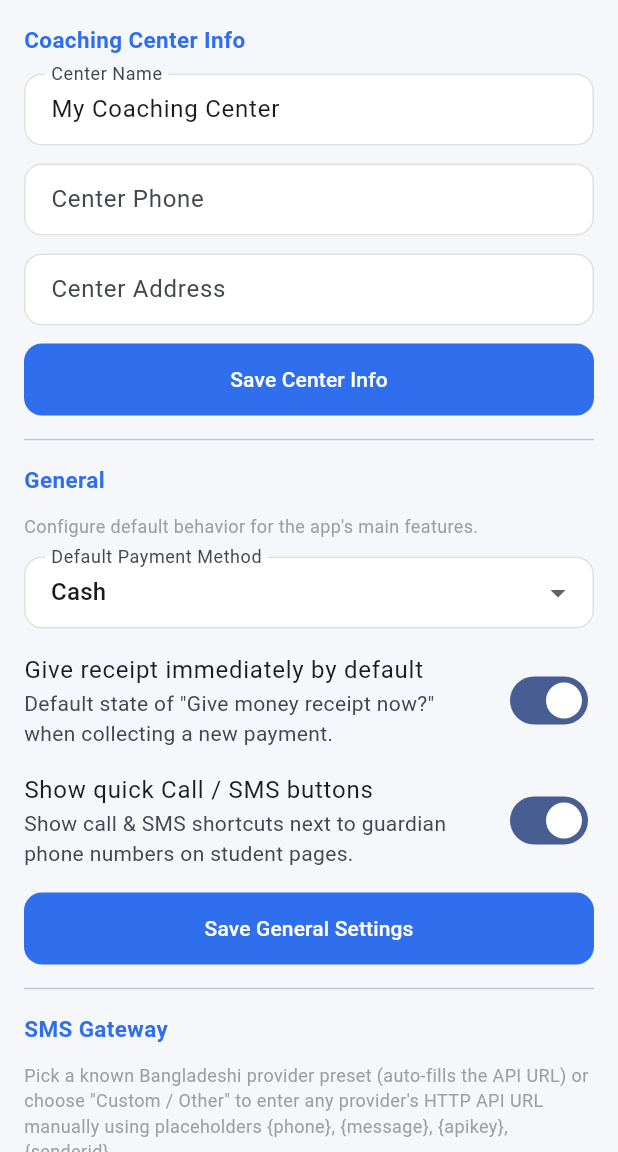
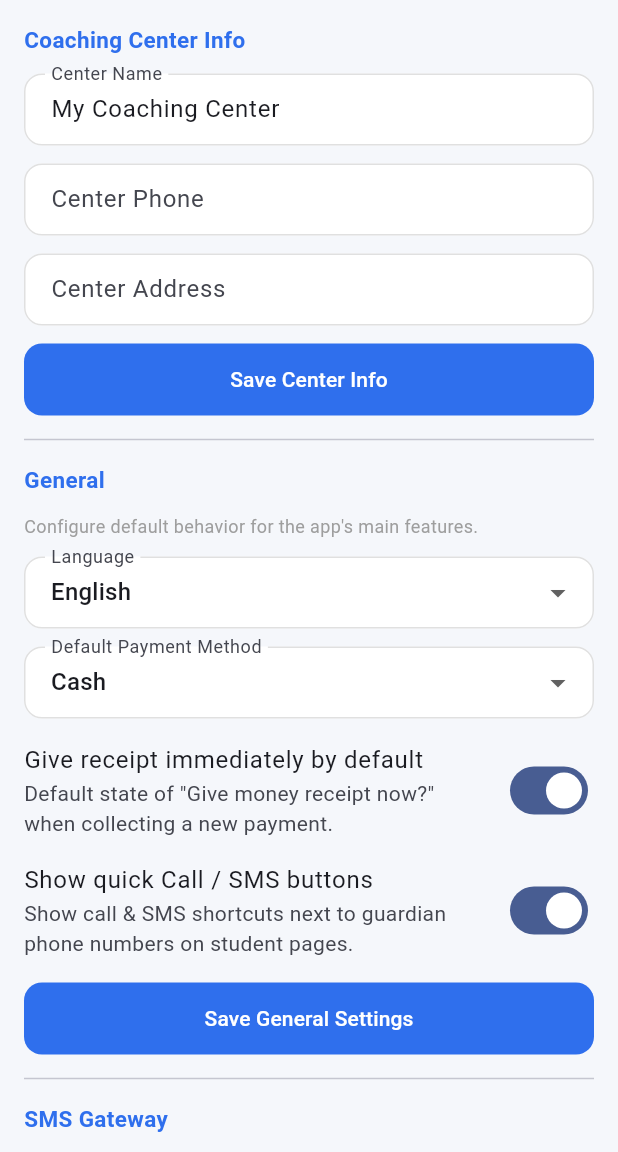
Before and after one commit to habiburportfolio/tutor-manager, a Flutter app: the screen it shows after launch, item 5 of the bottom bar chosen, after a tap on the "settings" icon, on a phone screen of 412 x 824 dp, the part 84-1236 px from its top. Run offline on Flutter 3.47's test engine with Material 3 defaults, Android fonts, the phone set to English and light mode, and no system bars; our stand-ins replace basic_utils, file_picker, fl_chart, hive_flutter, pdf, printing and 2 more; accounts and stored records are empty.

Commit message:
Implement localization, logo, student sorting, income separation, social sharing

```diff
--- /dev/null
+++ b/flutter_native_splash.yaml
@@ -0,0 +1,6 @@
+flutter_native_splash:
+  color: "#ffffff"
+  image: "assets/logo.png"
+  android_12:
+    image: "assets/logo.png"
+    icon_background_color: "#ffffff"
--- a/lib/main.dart
+++ b/lib/main.dart
@@ -7,6 +7,7 @@ import 'providers/finance_provider.dart';
 import 'providers/homework_provider.dart';
 import 'providers/settings_provider.dart';
 import 'providers/meeting_provider.dart';
+import 'providers/language_provider.dart';
 import 'utils/theme.dart';
 import 'screens/root_shell.dart';
 
@@ -29,6 +30,7 @@ class TutorManagerApp extends StatelessWidget {
         ChangeNotifierProvider(create: (_) => HomeworkProvider()),
         ChangeNotifierProvider(create: (_) => SettingsProvider()),
         ChangeNotifierProvider(create: (_) => MeetingProvider()),
+        ChangeNotifierProvider(create: (_) => LanguageProvider()),
       ],
       child: MaterialApp(
         title: 'Tutor Manager',
--- /dev/null
+++ b/lib/providers/language_provider.dart
@@ -0,0 +1,19 @@
+import 'package:flutter/material.dart';
+import '../services/db_service.dart';
+import '../utils/translations.dart';
+
+class LanguageProvider extends ChangeNotifier {
+  late final _box = DBService.box(DBService.settingsBox);
+
+  // Default to English if not set
+  String get currentLang => _box.get('app_language', defaultValue: 'en');
+
+  void setLanguage(String langCode) {
+    _box.put('app_language', langCode);
+    notifyListeners();
+  }
+
+  String t(String key) {
+    return Translations.get(key, currentLang);
+  }
+}
--- a/lib/screens/dashboard/dashboard_screen.dart
+++ b/lib/screens/dashboard/dashboard_screen.dart
@@ -9,6 +9,7 @@ import '../../utils/due_calculator.dart';
 import '../payments/add_payment_screen.dart';
 import '../expenses/expenses_screen.dart';
 import '../meetings/meetings_screen.dart';
+import '../settings/settings_screen.dart';
 import '../students/group_contact_screen.dart';
 import 'student_dues_list.dart';
 
@@ -31,11 +32,28 @@ class DashboardScreen extends StatelessWidget {
       totalDue += DueCalculator.due(s, paid);
     }
 
+    double totalActiveIncome = 0;
+    double totalInactiveIncome = 0;
+    for (final p in finance.payments) {
+      final student = students.byId(p.studentId);
+      if (student != null && student.isActive) {
+        totalActiveIncome += p.amount;
+      } else {
+        totalInactiveIncome += p.amount;
+      }
+    }
+
     final trend = finance.trend(ReportRange.daily, 7);
 
     return Scaffold(
       appBar: AppBar(
-        title: const Text('Tutor Manager'),
+        title: Row(
+          children: [
+            Image.asset('assets/logo.png', height: 32, width: 32),
+            const SizedBox(width: 12),
+            const Text('Tutor Manager'),
+          ],
+        ),
         actions: [
           IconButton(
             icon: const Icon(Icons.groups_rounded),
@@ -60,6 +78,28 @@ class DashboardScreen extends StatelessWidget {
               context,
               MaterialPageRoute(builder: (_) => const ExpensesScreen()),
             ),
+          ),
+          PopupMenuButton<String>(
+            onSelected: (value) {
+              if (value == 'settings') {
+                Navigator.push(
+                  context,
+                  MaterialPageRoute(builder: (_) => const SettingsScreen()),
+                );
+              }
+            },
+            itemBuilder: (context) => [
+              const PopupMenuItem(
+                value: 'settings',
+                child: Row(
+                  children: [
+                    Icon(Icons.settings, color: Colors.grey),
+                    SizedBox(width: 8),
+                    Text('Settings'),
+                  ],
+                ),
+              ),
+            ],
           ),
         ],
       ),
@@ -123,6 +163,28 @@ class DashboardScreen extends StatelessWidget {
                       Icons.report_gmailerrorred_rounded,
                       kAccentOrange,
                     ),
+                  ),
+                ),
+              ],
+            ),
+            const SizedBox(height: 12),
+            Row(
+              children: [
+                Expanded(
+                  child: _statCard(
+                    'Active Student Income',
+                    fmtMoney(totalActiveIncome),
+                    Icons.person_outline_rounded,
+                    kAccentGreen,
+                  ),
+                ),
+                const SizedBox(width: 12),
+                Expanded(
+                  child: _statCard(
+                    'Inactive Student Income',
+                    fmtMoney(totalInactiveIncome),
+                    Icons.person_off_outlined,
+                    Colors.grey,
                   ),
                 ),
               ],
--- a/lib/screens/homework/send_homework_screen.dart
+++ b/lib/screens/homework/send_homework_screen.dart
@@ -169,7 +169,7 @@ class _SendHomeworkScreenState extends State<SendHomeworkScreen> {
           ],
           const SizedBox(height: 16),
           Text(
-            'Attachments (image / PDF / DOC / Word)',
+            'Attachments (Images, PDF, DOC, Word)',
             style: const TextStyle(fontWeight: FontWeight.w600),
           ),
           const SizedBox(height: 8),
@@ -205,8 +205,8 @@ class _SendHomeworkScreenState extends State<SendHomeworkScreen> {
           ),
           CheckboxListTile(
             value: _viaShare,
-            title: const Text('WhatsApp / Messenger / Share'),
-            subtitle: const Text('Opens share sheet with attached files'),
+            title: const Text('WhatsApp, Telegram, Facebook, Messenger'),
+            subtitle: const Text('Opens share menu to select any social app'),
             onChanged: (v) => setState(() => _viaShare = v ?? false),
           ),
           const SizedBox(height: 20),
--- a/lib/screens/settings/settings_screen.dart
+++ b/lib/screens/settings/settings_screen.dart
@@ -6,6 +6,7 @@ import '../../providers/student_provider.dart';
 import '../../providers/finance_provider.dart';
 import '../../providers/homework_provider.dart';
 import '../../providers/meeting_provider.dart';
+import '../../providers/language_provider.dart';
 import '../../services/backup_service.dart';
 import '../../utils/theme.dart';
 
@@ -126,6 +127,24 @@ class _SettingsScreenState extends State<SettingsScreen> {
           const Text(
             'Configure default behavior for the app\'s main features.',
             style: TextStyle(fontSize: 12, color: Colors.grey),
+          ),
+          const SizedBox(height: 12),
+          Consumer<LanguageProvider>(
+            builder: (context, langProv, child) {
+              return DropdownButtonFormField<String>(
+                initialValue: langProv.currentLang,
+                decoration: InputDecoration(labelText: langProv.t('language')),
+                items: const [
+                  DropdownMenuItem(value: 'en', child: Text('English')),
+                  DropdownMenuItem(value: 'bn', child: Text('বাংলা')),
+                ],
+                onChanged: (v) {
+                  if (v != null) {
+                    langProv.setLanguage(v);
+                  }
+                },
+              );
+            },
           ),
           const SizedBox(height: 12),
           DropdownButtonFormField<String>(
--- a/lib/screens/students/students_screen.dart
+++ b/lib/screens/students/students_screen.dart
@@ -20,6 +20,7 @@ class StudentsScreen extends StatefulWidget {
 class _StudentsScreenState extends State<StudentsScreen> {
   String _query = '';
   String? _filterClassId;
+  String _sortBy = 'Name (A-Z)';
 
   @override
   Widget build(BuildContext context) {
@@ -30,6 +31,18 @@ class _StudentsScreenState extends State<StudentsScreen> {
     var list = studentsProv.search(_query);
     if (_filterClassId != null) {
       list = list.where((s) => s.classId == _filterClassId).toList();
+    }
+
+    if (_sortBy == 'Name (A-Z)') {
+      list.sort((a, b) => a.name.toLowerCase().compareTo(b.name.toLowerCase()));
+    } else if (_sortBy == 'Roll Number') {
+      list.sort((a, b) {
+        final aRoll = int.tryParse(a.roll) ?? 999999;
+        final bRoll = int.tryParse(b.roll) ?? 999999;
+        return aRoll.compareTo(bRoll);
+      });
+    } else if (_sortBy == 'Admission Date') {
+      list.sort((a, b) => a.admissionDate.compareTo(b.admissionDate));
     }
 
     return Scaffold(
@@ -57,12 +70,34 @@ class _StudentsScreenState extends State<StudentsScreen> {
         children: [
           Padding(
             padding: const EdgeInsets.all(12),
-            child: TextField(
-              decoration: const InputDecoration(
-                hintText: 'Search by name, roll, or phone',
-                prefixIcon: Icon(Icons.search),
-              ),
-              onChanged: (v) => setState(() => _query = v),
+            child: Row(
+              children: [
+                Expanded(
+                  flex: 2,
+                  child: TextField(
+                    decoration: const InputDecoration(
+                      hintText: 'Search...',
+                      prefixIcon: Icon(Icons.search),
+                    ),
+                    onChanged: (v) => setState(() => _query = v),
+                  ),
+                ),
+                const SizedBox(width: 8),
+                Expanded(
+                  flex: 1,
+                  child: DropdownButtonFormField<String>(
+                    value: _sortBy,
+                    decoration: const InputDecoration(contentPadding: EdgeInsets.symmetric(horizontal: 8)),
+                    isExpanded: true,
+                    items: const [
+                      DropdownMenuItem(value: 'Name (A-Z)', child: Text('Name', style: TextStyle(fontSize: 13))),
+                      DropdownMenuItem(value: 'Roll Number', child: Text('Roll', style: TextStyle(fontSize: 13))),
+                      DropdownMenuItem(value: 'Admission Date', child: Text('Date', style: TextStyle(fontSize: 13))),
+                    ],
+                    onChanged: (v) => setState(() => _sortBy = v ?? 'Name (A-Z)'),
+                  ),
+                ),
+              ],
             ),
           ),
           SizedBox(
--- a/lib/services/receipt_service.dart
+++ b/lib/services/receipt_service.dart
@@ -2,6 +2,7 @@ import 'dart:typed_data';
 import 'package:pdf/pdf.dart';
 import 'package:pdf/widgets.dart' as pw;
 import 'package:printing/printing.dart';
+import 'package:flutter/services.dart';
 import 'package:intl/intl.dart';
 import '../models/payment.dart';
 import '../models/student.dart';
@@ -22,9 +23,13 @@ class ReceiptService {
     final doc = pw.Document();
     final dateFmt = DateFormat('dd MMM yyyy, hh:mm a');
 
+    final fontData = await rootBundle.load('assets/fonts/NotoSansBengali-Regular.ttf');
+    final ttf = pw.Font.ttf(fontData);
+
     doc.addPage(
       pw.Page(
         pageFormat: PdfPageFormat.a5,
+        theme: pw.ThemeData.withFont(base: ttf),
         build: (context) {
           return pw.Container(
             padding: const pw.EdgeInsets.all(24),
--- /dev/null
+++ b/lib/utils/translations.dart
@@ -0,0 +1,108 @@
+class Translations {
+  static const Map<String, Map<String, String>> strings = {
+    'en': {
+      'app_name': 'Tutor Manager',
+      'dashboard': 'Dashboard',
+      'students': 'Students',
+      'classes': 'Classes',
+      'payments': 'Payments',
+      'expenses': 'Expenses',
+      'homework': 'Homework',
+      'meetings': 'Meetings',
+      'reports': 'Reports',
+      'settings': 'Settings',
+      'total_students': 'Total Students',
+      'active': 'Active',
+      'inactive': 'Inactive',
+      'total_income': 'Total Income',
+      'from_active': 'From Active',
+      'from_inactive': 'From Inactive',
+      'total_expense': 'Total Expense',
+      'net_balance': 'Net Balance',
+      'quick_actions': 'Quick Actions',
+      'add_student': 'Add Student',
+      'collect_fee': 'Collect Fee',
+      'add_expense': 'Add Expense',
+      'send_sms': 'Send SMS',
+      'language': 'Language',
+      'select_language': 'Select Language',
+      'save': 'Save',
+      'cancel': 'Cancel',
+      'name': 'Name',
+      'roll': 'Roll',
+      'class': 'Class',
+      'section': 'Section',
+      'admission_date': 'Admission Date',
+      'guardian_phone': 'Guardian Phone',
+      'monthly_fee': 'Monthly Fee',
+      'amount': 'Amount',
+      'date': 'Date',
+      'payment_method': 'Payment Method',
+      'receipt': 'Receipt',
+      'income': 'Income',
+      'expense': 'Expense',
+      'title': 'Title',
+      'description': 'Description',
+      'attachments': 'Attachments',
+      'send_via': 'Send Via',
+      'sort_by': 'Sort By',
+      'sort_name': 'Name (A-Z)',
+      'sort_roll': 'Roll Number',
+      'sort_date': 'Admission Date',
+    },
+    'bn': {
+      'app_name': 'টিউটর ম্যানেজার',
+      'dashboard': 'ড্যাশবোর্ড',
+      'students': 'শিক্ষার্থী',
+      'classes': 'ক্লাসসমূহ',
+      'payments': 'পেমেন্ট',
+      'expenses': 'খরচ',
+      'homework': 'হোমওয়ার্ক',
+      'meetings': 'মিটিং',
+      'reports': 'রিপোর্ট',
+      'settings': 'সেটিংস',
+      'total_students': 'মোট শিক্ষার্থী',
+      'active': 'সক্রিয়',
+      'inactive': 'নিষ্ক্রিয়',
+      'total_income': 'মোট আয়',
+      'from_active': 'সক্রিয় থেকে',
+      'from_inactive': 'নিষ্ক্রিয় থেকে',
+      'total_expense': 'মোট খরচ',
+      'net_balance': 'নেট ব্যালেন্স',
+      'quick_actions': 'কুইক অ্যাকশন',
+      'add_student': 'শিক্ষার্থী যোগ করুন',
+      'collect_fee': 'ফি সংগ্রহ করুন',
+      'add_expense': 'খরচ যোগ করুন',
+      'send_sms': 'এসএমএস পাঠান',
+      'language': 'ভাষা',
+      'select_language': 'ভাষা নির্বাচন করুন',
+      'save': 'সংরক্ষণ করুন',
+      'cancel': 'বাতিল করুন',
+      'name': 'নাম',
+      'roll': 'রোল',
+      'class': 'ক্লাস',
+      'section': 'শাখা',
+      'admission_date': 'ভর্তির তারিখ',
+      'guardian_phone': 'অভিভাবকের ফোন',
+      'monthly_fee': 'মাসিক ফি',
+      'amount': 'পরিমাণ',
+      'date': 'তারিখ',
+      'payment_method': 'পেমেন্ট পদ্ধতি',
+      'receipt': 'রশিদ',
+      'income': 'আয়',
+      'expense': 'খরচ',
+      'title': 'শিরোনাম',
+      'description': 'বিবরণ',
+      'attachments': 'অ্যাটাচমেন্ট',
+      'send_via': 'পাঠানোর মাধ্যম',
+      'sort_by': 'সাজান',
+      'sort_name': 'নাম (A-Z)',
+      'sort_roll': 'রোল নাম্বার',
+      'sort_date': 'ভর্তির তারিখ',
+    }
+  };
+
+  static String get(String key, String langCode) {
+    return strings[langCode]?[key] ?? strings['en']?[key] ?? key;
+  }
+}
```
Also changed, not shown: pubspec.yaml (+8 -0 lines), assets/fonts/NotoSansBengali-Regular.ttf (added), assets/logo.png (added), 1 other file.
